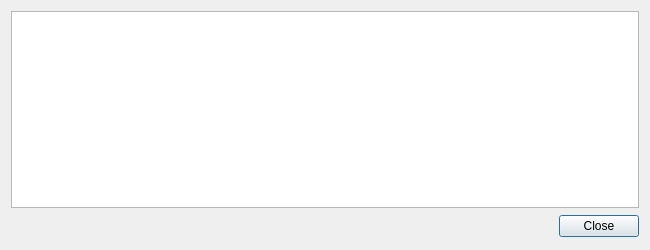
Qt form src/qt/forms/transactiondescdialog.ui (VeriConomy/vericoin) before a commit.
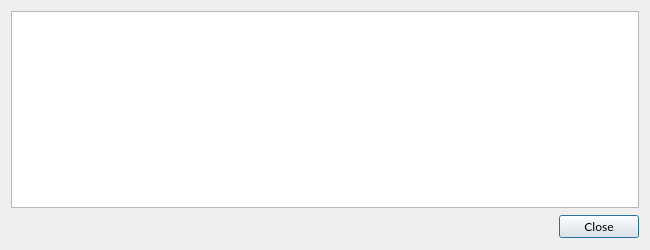
The same form after that commit.

Patch:
```diff
--- a/src/qt/forms/transactiondescdialog.ui
+++ b/src/qt/forms/transactiondescdialog.ui
@@ -37,10 +37,6 @@
        <family>Lato</family>
       </font>
      </property>
-     <property name="styleSheet">
-      <string notr="true">QButton{ background : #0a3057; border : none; color: #FFFFFF} QButton:hover { background : #418BCA; } 
-QButton:pressed { background : #418BCA; }</string>
-     </property>
      <property name="orientation">
       <enum>Qt::Horizontal</enum>
      </property>
```
